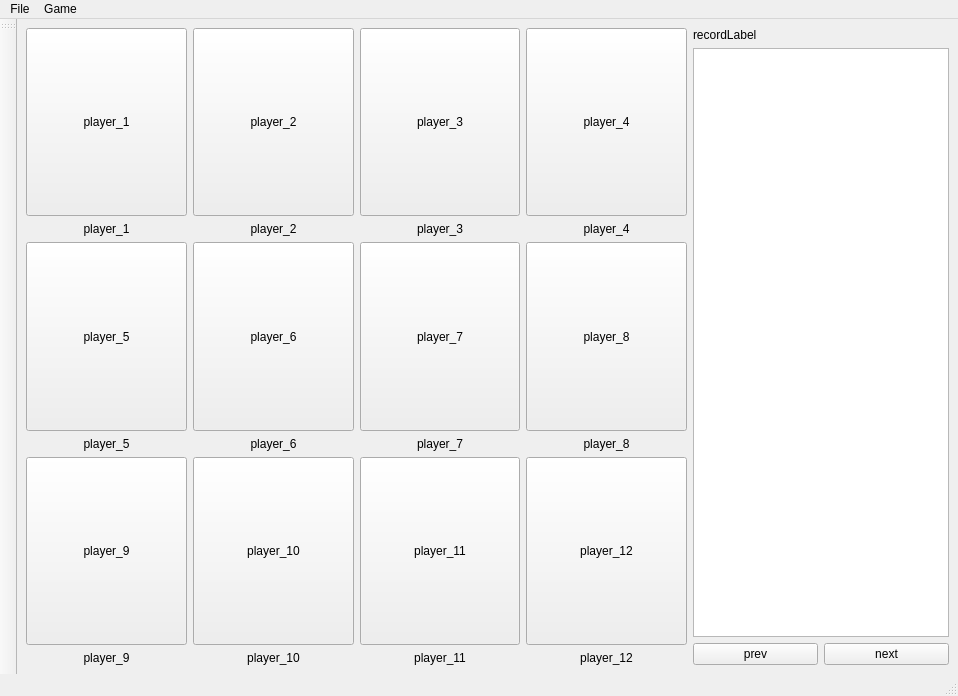
Before: the Qt Designer form gui/main_window.ui in Remalloc/werewolf, drawn with Qt 5.
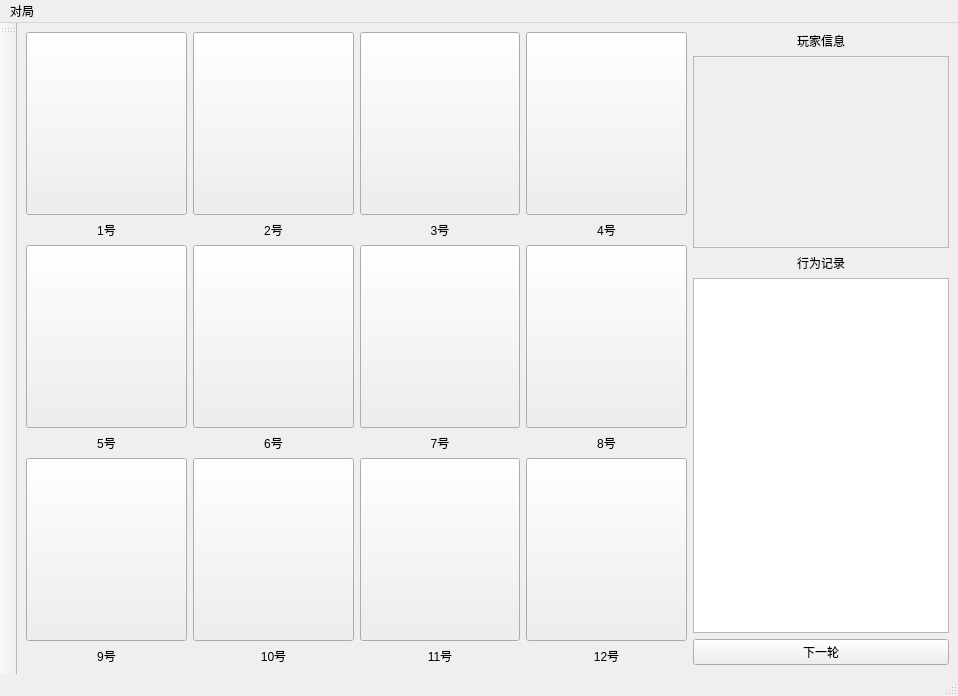
After: the same form once the commit is applied.

The edit to the form file:
```diff
--- a/gui/main_window.ui
+++ b/gui/main_window.ui
@@ -31,7 +31,7 @@
            </sizepolicy>
           </property>
           <property name="text">
-           <string>player_1</string>
+           <string/>
           </property>
          </widget>
         </item>
@@ -44,7 +44,7 @@
            </sizepolicy>
           </property>
           <property name="text">
-           <string>player_1</string>
+           <string>1号</string>
           </property>
           <property name="alignment">
            <set>Qt::AlignCenter</set>
@@ -64,7 +64,7 @@
            </sizepolicy>
           </property>
           <property name="text">
-           <string>player_7</string>
+           <string/>
           </property>
          </widget>
         </item>
@@ -77,7 +77,7 @@
            </sizepolicy>
           </property>
           <property name="text">
-           <string>player_7</string>
+           <string>7号</string>
           </property>
           <property name="alignment">
            <set>Qt::AlignCenter</set>
@@ -97,7 +97,7 @@
            </sizepolicy>
           </property>
           <property name="text">
-           <string>player_8</string>
+           <string/>
           </property>
          </widget>
         </item>
@@ -110,7 +110,7 @@
            </sizepolicy>
           </property>
           <property name="text">
-           <string>player_8</string>
+           <string>8号</string>
           </property>
           <property name="alignment">
            <set>Qt::AlignCenter</set>
@@ -130,7 +130,7 @@
            </sizepolicy>
           </property>
           <property name="text">
-           <string>player_3</string>
+           <string/>
           </property>
          </widget>
         </item>
@@ -143,7 +143,7 @@
            </sizepolicy>
           </property>
           <property name="text">
-           <string>player_3</string>
+           <string>3号</string>
           </property>
           <property name="alignment">
            <set>Qt::AlignCenter</set>
@@ -163,7 +163,7 @@
            </sizepolicy>
           </property>
           <property name="text">
-           <string>player_5</string>
+           <string/>
           </property>
          </widget>
         </item>
@@ -176,7 +176,7 @@
            </sizepolicy>
           </property>
           <property name="text">
-           <string>player_5</string>
+           <string>5号</string>
           </property>
           <property name="alignment">
            <set>Qt::AlignCenter</set>
@@ -196,7 +196,7 @@
            </sizepolicy>
           </property>
           <property name="text">
-           <string>player_6</string>
+           <string/>
           </property>
          </widget>
         </item>
@@ -209,7 +209,7 @@
            </sizepolicy>
           </property>
           <property name="text">
-           <string>player_6</string>
+           <string>6号</string>
           </property>
           <property name="alignment">
            <set>Qt::AlignCenter</set>
@@ -229,7 +229,7 @@
            </sizepolicy>
           </property>
           <property name="text">
-           <string>player_4</string>
+           <string/>
           </property>
          </widget>
         </item>
@@ -242,7 +242,7 @@
            </sizepolicy>
           </property>
           <property name="text">
-           <string>player_4</string>
+           <string>4号</string>
           </property>
           <property name="alignment">
            <set>Qt::AlignCenter</set>
@@ -262,7 +262,7 @@
            </sizepolicy>
           </property>
           <property name="text">
-           <string>player_2</string>
+           <string/>
           </property>
          </widget>
         </item>
@@ -275,7 +275,7 @@
            </sizepolicy>
           </property>
           <property name="text">
-           <string>player_2</string>
+           <string>2号</string>
           </property>
           <property name="alignment">
            <set>Qt::AlignCenter</set>
@@ -295,7 +295,7 @@
            </sizepolicy>
           </property>
           <property name="text">
-           <string>player_9</string>
+           <string/>
           </property>
          </widget>
         </item>
@@ -308,7 +308,7 @@
            </sizepolicy>
           </property>
           <property name="text">
-           <string>player_9</string>
+           <string>9号</string>
           </property>
           <property name="alignment">
            <set>Qt::AlignCenter</set>
@@ -328,7 +328,7 @@
            </sizepolicy>
           </property>
           <property name="text">
-           <string>player_10</string>
+           <string/>
           </property>
          </widget>
         </item>
@@ -341,7 +341,7 @@
            </sizepolicy>
           </property>
           <property name="text">
-           <string>player_10</string>
+           <string>10号</string>
           </property>
           <property name="alignment">
            <set>Qt::AlignCenter</set>
@@ -361,7 +361,7 @@
            </sizepolicy>
           </property>
           <property name="text">
-           <string>player_11</string>
+           <string/>
           </property>
          </widget>
         </item>
@@ -374,7 +374,7 @@
            </sizepolicy>
           </property>
           <property name="text">
-           <string>player_11</string>
+           <string>11号</string>
           </property>
           <property name="alignment">
            <set>Qt::AlignCenter</set>
@@ -394,7 +394,7 @@
            </sizepolicy>
           </property>
           <property name="text">
-           <string>player_12</string>
+           <string/>
           </property>
          </widget>
         </item>
@@ -407,7 +407,7 @@
            </sizepolicy>
           </property>
           <property name="text">
-           <string>player_12</string>
+           <string>12号</string>
           </property>
           <property name="alignment">
            <set>Qt::AlignCenter</set>
@@ -420,6 +420,35 @@
     </item>
     <item row="0" column="1">
      <layout class="QVBoxLayout" name="verticalLayout_2">
+      <item>
+       <widget class="QLabel" name="infoLabel">
+        <property name="sizePolicy">
+         <sizepolicy hsizetype="Minimum" vsizetype="Preferred">
+          <horstretch>0</horstretch>
+          <verstretch>0</verstretch>
+         </sizepolicy>
+        </property>
+        <property name="text">
+         <string>玩家信息</string>
+        </property>
+        <property name="alignment">
+         <set>Qt::AlignCenter</set>
+        </property>
+       </widget>
+      </item>
+      <item>
+       <widget class="QListWidget" name="infoList">
+        <property name="enabled">
+         <bool>false</bool>
+        </property>
+        <property name="sizePolicy">
+         <sizepolicy hsizetype="Minimum" vsizetype="Minimum">
+          <horstretch>0</horstretch>
+          <verstretch>0</verstretch>
+         </sizepolicy>
+        </property>
+       </widget>
+      </item>
       <item>
        <widget class="QLabel" name="recordLabel">
         <property name="sizePolicy">
@@ -429,7 +458,10 @@
          </sizepolicy>
         </property>
         <property name="text">
-         <string>recordLabel</string>
+         <string>行为记录</string>
+        </property>
+        <property name="alignment">
+         <set>Qt::AlignCenter</set>
         </property>
        </widget>
       </item>
@@ -445,19 +477,6 @@
       </item>
       <item>
        <layout class="QHBoxLayout" name="horizontalLayout">
-        <item>
-         <widget class="QPushButton" name="prevButton">
-          <property name="sizePolicy">
-           <sizepolicy hsizetype="Minimum" vsizetype="Minimum">
-            <horstretch>0</horstretch>
-            <verstretch>0</verstretch>
-           </sizepolicy>
-          </property>
-          <property name="text">
-           <string>prev</string>
-          </property>
-         </widget>
-        </item>
         <item>
          <widget class="QPushButton" name="nextButton">
           <property name="sizePolicy">
@@ -467,7 +486,7 @@
            </sizepolicy>
           </property>
           <property name="text">
-           <string>next</string>
+           <string>下一轮</string>
           </property>
          </widget>
         </item>
@@ -486,19 +505,12 @@
      <height>26</height>
     </rect>
    </property>
-   <widget class="QMenu" name="menuFile">
-    <property name="title">
-     <string>File</string>
-    </property>
-    <addaction name="actionOpenFile"/>
-   </widget>
    <widget class="QMenu" name="menuGame">
     <property name="title">
-     <string>Game</string>
+     <string>对局</string>
     </property>
     <addaction name="actionNewGame"/>
    </widget>
-   <addaction name="menuFile"/>
    <addaction name="menuGame"/>
   </widget>
   <widget class="QStatusBar" name="statusbar"/>
```
Left out of the diff: 6 changed lines with no effect on the pictures.
